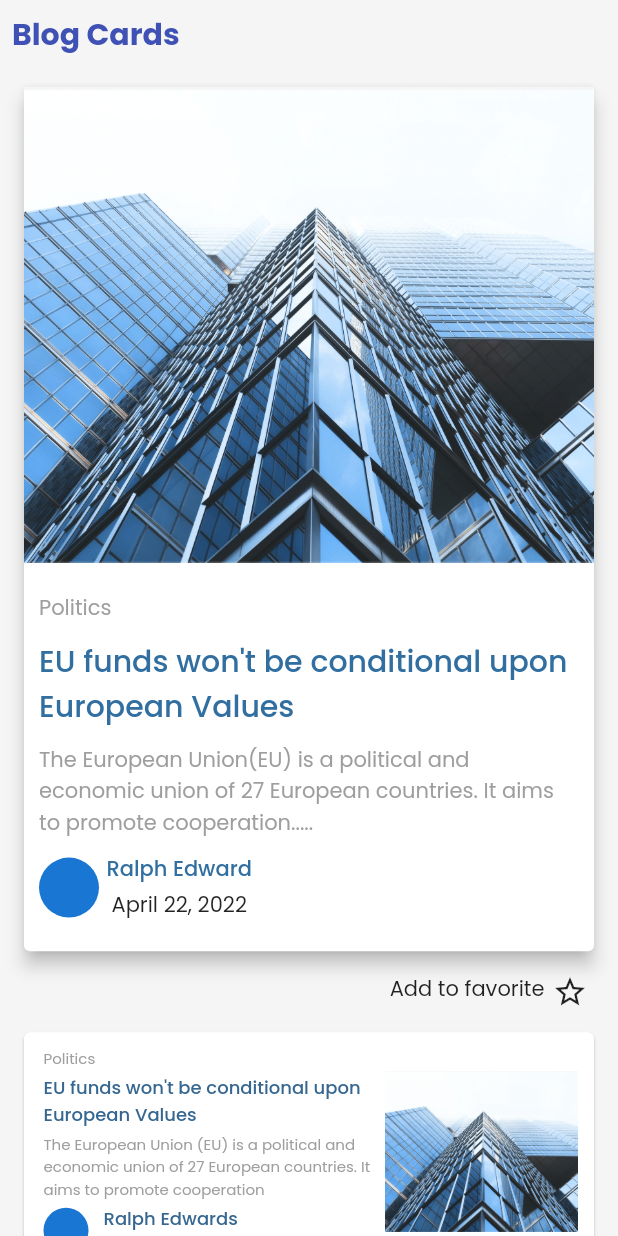
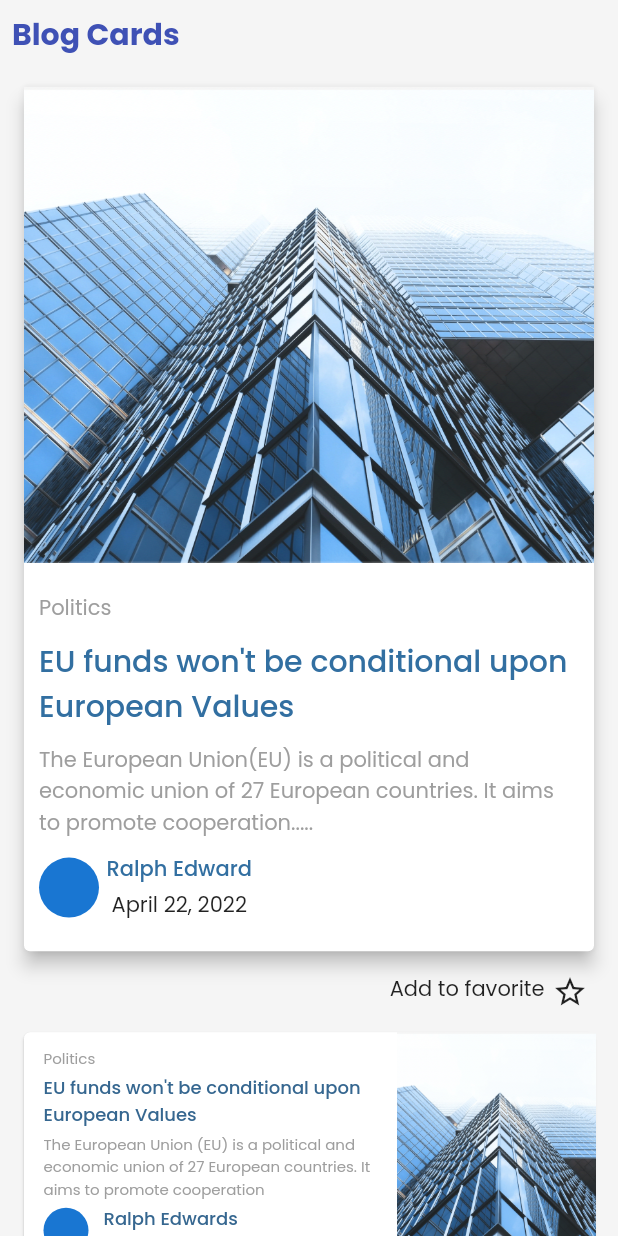
Before and after one commit to Clueless-Community/Spectrum-UI, a Flutter app: the screen it shows after launch, after a tap on "Cards", on a phone screen of 412 x 824 dp. Run offline on Flutter 3.47's test engine with Material 2 defaults, Android fonts, the phone set to English and light mode, and no system bars; our stand-ins replace fluentui_icons, google_fonts, syncfusion_flutter_sliders; missing offline and left inert: clipboard, syncfusion_flutter_core; network calls fail.

Commit message:
Card Updated

```diff
--- a/lib/screens/main_app_widgets/fav_page.dart
+++ b/lib/screens/main_app_widgets/fav_page.dart
@@ -17,7 +17,7 @@ class FavPage extends StatelessWidget {
           return Consumer<FavoritesProvider>(
             builder: (context, favProviderModel, child) => AlertDialog(
               title: const Text('Remove'),
-              content: const SingleChildScrollView(
+              content: SingleChildScrollView(
                 child: ListBody(
                   children: <Widget>[
                     Text(
--- a/lib/ui_components/cards/All Cards/blog_card/card_2.dart
+++ b/lib/ui_components/cards/All Cards/blog_card/card_2.dart
@@ -6,7 +6,9 @@ class SecondCard extends StatelessWidget {
   @override
   Widget build(BuildContext context) {
     return Card(
-      child: Padding(
+      child: Row(
+        children: [
+          Padding(
             padding: const EdgeInsets.all(8.0),
             child: Row(
               children: [
@@ -67,8 +69,13 @@ class SecondCard extends StatelessWidget {
                     ],
                   ),
                 ),
+
+              ],
+            ),
+          ),
           SizedBox(
-              width: MediaQuery.of(context).size.width / 3.2,
+            width: MediaQuery.of(context).size.width/3.1,
+            height: MediaQuery.of(context).size.width/2.6,
             child: Image.asset(
               'assets/card_image/cardo.png',
               fit: BoxFit.cover,
@@ -76,7 +83,6 @@ class SecondCard extends StatelessWidget {
           ),
         ],
       ),
-      ),
     );
   }
 }
--- a/lib/ui_components/cards/All Cards/blog_card_dark_mode/card_5.dart
+++ b/lib/ui_components/cards/All Cards/blog_card_dark_mode/card_5.dart
@@ -11,10 +11,10 @@ class FifthCard extends StatelessWidget {
             children: [
               Image.asset('assets/card_image/cardo.png'),
               const SizedBox(
-                height: 20,
+                height: 10,
               ),
               Container(
-                padding: const EdgeInsets.symmetric(horizontal: 10, vertical: 10),
+                padding: const EdgeInsets.all(15),
                 child: Column(
                   crossAxisAlignment: CrossAxisAlignment.start,
                   children: [
@@ -46,7 +46,7 @@ class FifthCard extends StatelessWidget {
                       children: [
                         CircleAvatar(),
                         SizedBox(
-                          width: 5,
+                          width: 10,
                         ),
                         Column(
                           crossAxisAlignment: CrossAxisAlignment.start,
--- a/lib/ui_components/cards/All Cards/blog_card_dark_mode/card_6.dart
+++ b/lib/ui_components/cards/All Cards/blog_card_dark_mode/card_6.dart
@@ -10,7 +10,7 @@ class SixthCard extends StatelessWidget {
         children: [
           Container(
             color: Colors.black,
-            padding: const EdgeInsets.only(left: 5, top: 2, bottom: 2),
+            padding: const EdgeInsets.all(6),
             height: (MediaQuery.of(context).size.width / 2.4) * 0.83,
             width: MediaQuery.of(context).size.width -
                 MediaQuery.of(context).size.width / 2.4 -
@@ -67,7 +67,8 @@ class SixthCard extends StatelessWidget {
             ),
           ),
           SizedBox(
-            width: MediaQuery.of(context).size.width / 2.4,
+            width: MediaQuery.of(context).size.width/2.78,
+        height: MediaQuery.of(context).size.width/2.9,
             child: Image.asset(
               'assets/card_image/cardo.png',
               fit: BoxFit.cover,
--- a/lib/ui_components/cards/All Cards/social_card/card_3.dart
+++ b/lib/ui_components/cards/All Cards/social_card/card_3.dart
@@ -12,33 +12,32 @@ class ThirdCard extends StatelessWidget {
         child: Column(
           crossAxisAlignment: CrossAxisAlignment.start,
           children: [
-
             Row(
               children: [
                 Icon(
                   Icons.star_outline,
                   color: Colors.amber,
-                  size: 20,
+                  size: 25,
                 ),
                 Icon(
                   Icons.star_outline,
                   color: Colors.amber,
-                  size: 20,
+                  size: 25,
                 ),
                 Icon(
                   Icons.star_outline,
                   color: Colors.amber,
-                  size: 20,
+                  size: 25,
                 ),
                 Icon(
                   Icons.star_outline,
                   color: Colors.amber,
-                  size: 20,
+                  size: 25,
                 ),
                 Icon(
                   Icons.star_outline,
                   color: Colors.amber,
-                  size: 20,
+                  size: 25,
                 )
               ],
             ),
--- a/lib/ui_components/cards/All Cards/social_card_dark_mode/card_7.dart
+++ b/lib/ui_components/cards/All Cards/social_card_dark_mode/card_7.dart
@@ -11,7 +11,7 @@ class SeventhCard extends StatelessWidget {
           elevation: 7,
           child: Container(
             // height: 170,
-            padding: const EdgeInsets.symmetric(horizontal: 20, vertical: 10),
+            padding: const EdgeInsets.all(20),
             child: Column(
               crossAxisAlignment: CrossAxisAlignment.start,
               children: [
@@ -20,27 +20,27 @@ class SeventhCard extends StatelessWidget {
                     Icon(
                       Icons.star,
                       color: Colors.amber,
-                      size: 30,
+                      size: 25,
                     ),
                     Icon(
                       Icons.star,
                       color: Colors.amber,
-                      size: 30,
+                      size: 25,
                     ),
                     Icon(
                       Icons.star,
                       color: Colors.amber,
-                      size: 30,
+                      size: 25,
                     ),
                     Icon(
                       Icons.star,
                       color: Colors.amber,
-                      size: 30,
+                      size: 25,
                     ),
                     Icon(
                       Icons.star,
                       color: Colors.amber,
-                      size: 30,
+                      size: 25,
                     )
                   ],
                 ),
--- a/lib/ui_components/cards/All Cards/social_card_dark_mode/card_8.dart
+++ b/lib/ui_components/cards/All Cards/social_card_dark_mode/card_8.dart
@@ -185,33 +185,36 @@ class EightCard extends StatelessWidget {
                   const SizedBox(
                     height: 10,
                   ),
-                   Row(
+
+                  Row(
                     children: [
                       SizedBox(
                         // width: double.infinity,
-                        width: 78,
+                        width: 80,
                         child: Stack(
                           children: [
                             CircleAvatar(
                               radius: 12,
                             ),
                             Positioned(
-                                left: 13,
+                                left: 12,
+                                child: CircleAvatar(
+                                  radius: 12,
+                                  backgroundColor: Colors.amber,
+                                )),
+                            Positioned(
+                                left: 25,
                                 child: CircleAvatar(
                                   radius: 12,
                                 )),
                             Positioned(
-                                left: 27,
+                                left: 38,
                                 child: CircleAvatar(
                                   radius: 12,
+                                  backgroundColor: Colors.amber,
                                 )),
                             Positioned(
-                                left: 40,
-                                child: CircleAvatar(
-                                  radius: 12,
-                                )),
-                            Positioned(
-                                left: 50,
+                                left: 53,
                                 child: CircleAvatar(
                                   radius: 12,
                                 )),
```
Also changed, not shown: pubspec.lock, 6 other files. Lines whose indentation alone changed are shown as unchanged.
